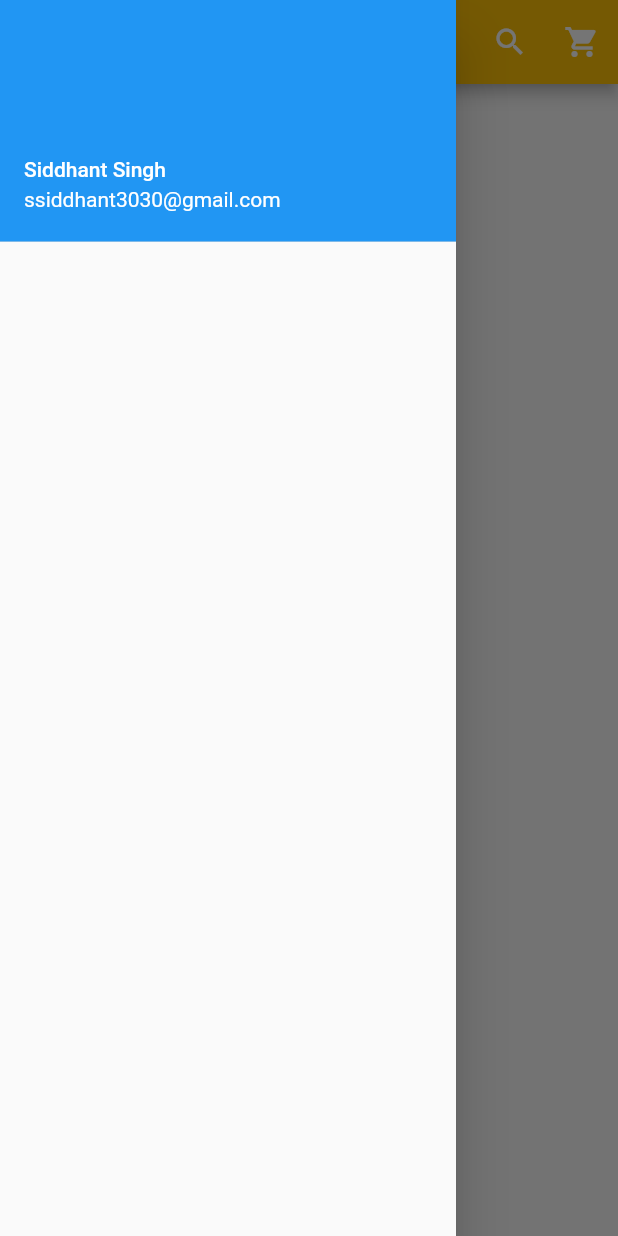
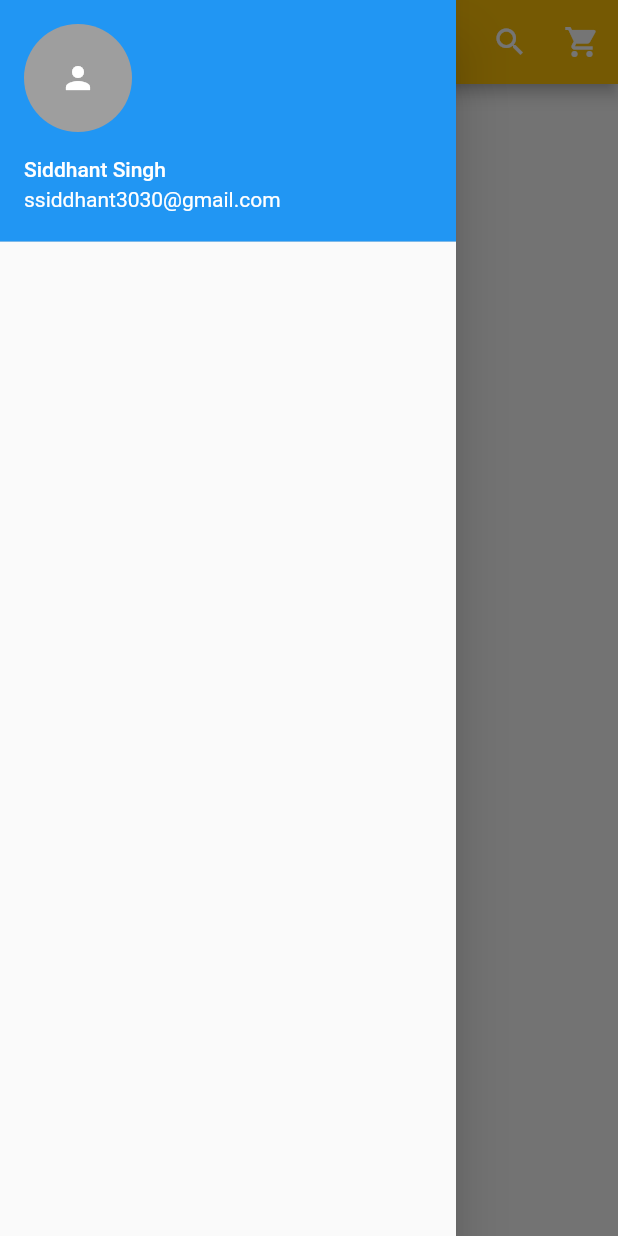
Before and after one commit to siddhant3030/flutter, a Flutter app: the screen it shows after launch, with the side drawer open, on a phone screen of 412 x 824 dp. Run offline on Flutter 3.47's test engine with Material 2 defaults, Android fonts, the phone set to English and light mode, and no system bars.

Commit message:
user identicon added

```diff
--- a/first_app/lib/main.dart
+++ b/first_app/lib/main.dart
@@ -32,7 +32,12 @@ class _HomePageState extends State<HomePage> {
           children: <Widget>[
             new UserAccountsDrawerHeader(
                 accountName: Text('Siddhant Singh'),
-                accountEmail: Text('ssiddhant3030@gmail.com'),)
+                accountEmail: Text('ssiddhant3030@gmail.com'),
+                currentAccountPicture: GestureDetector(
+                  child: new CircleAvatar(
+                    backgroundColor: Colors.grey,
+                    child: Icon(Icons.person, color: Colors.white),
+                  ),),),
           ],
         ),
       ),
```
